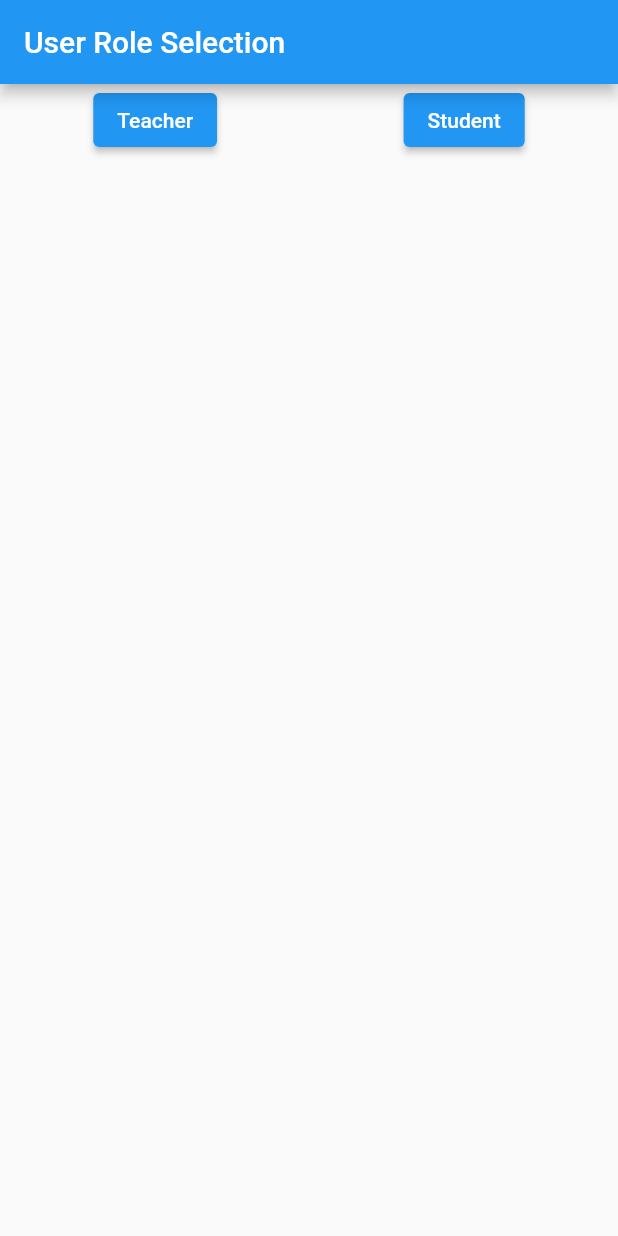
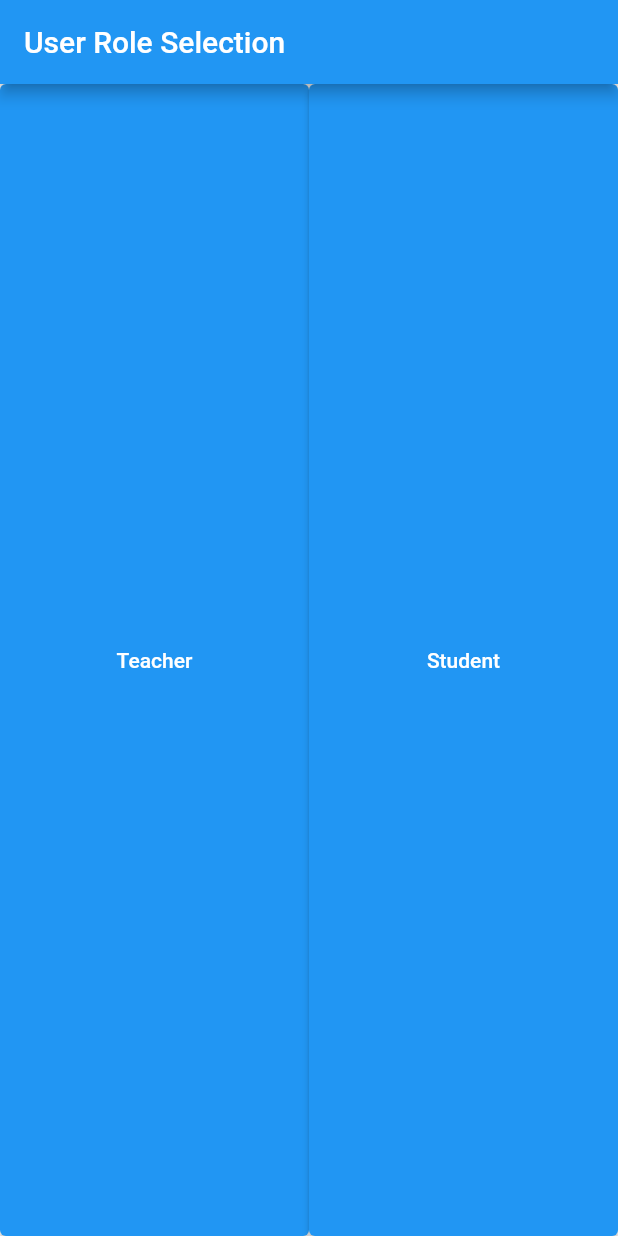
Before and after one commit to BadCodingGuy/final_year_project, a Flutter app: the screen it shows after launch, on a phone screen of 412 x 824 dp. Run offline on Flutter 3.47's test engine with Material 2 defaults, Android fonts, the light colour scheme and no system bars; our stand-ins replace cloud_firestore, firebase_auth, firebase_core, flutter_spinkit; accounts and stored records are empty.

```diff
--- a/lib/Screens/Home/role_selection.dart
+++ b/lib/Screens/Home/role_selection.dart
@@ -1,5 +1,6 @@
 import 'package:flutter/material.dart';
 import '../student_wrapper.dart';
+import '../teacher_stream.dart';
 import '../teacher_wrapper.dart';
 
 
--- a/lib/Screens/Home/student_home.dart
+++ b/lib/Screens/Home/student_home.dart
@@ -30,7 +30,7 @@ class StudentHome extends StatelessWidget {
         backgroundColor: Colors.brown[50],
         appBar: AppBar(
 
-          title: Text('Teacher Home Page'),
+          title: Text('Student Home Page'),
           backgroundColor: Colors.brown[400],
           elevation: 0.0,
           actions: <Widget>[
--- a/lib/Screens/main.dart
+++ b/lib/Screens/main.dart
@@ -1,3 +1,4 @@
+import 'package:final_year_project/Screens/student_wrapper.dart';
 import 'package:final_year_project/Screens/teacher_wrapper.dart';
 import 'package:firebase_auth/firebase_auth.dart';
 import 'package:firebase_core/firebase_core.dart';
@@ -6,8 +7,10 @@ import 'package:flutter/material.dart';
 import 'package:provider/provider.dart';
 
 import '../Models/teacher_user.dart';
+import '../Services/student_auth.dart';
 import '../Services/teacher_auth.dart';
 import 'Home/role_selection.dart';
+import 'Home/student_home.dart';
 
 void main() async {
   WidgetsFlutterBinding.ensureInitialized();
@@ -22,11 +25,20 @@ void main() async {
     );
   }
   await Firebase.initializeApp();
-  runApp(const MyApp());
+  runApp(MyApp());
 }
 
 class MyApp extends StatelessWidget {
-  const MyApp({Key? key});
+  @override
+  Widget build(BuildContext context) {
+    return MaterialApp(
+      title: 'Your App Title',
+      home: Sell(),
+    );
+  }
+}
+class CallT extends StatelessWidget {
+  const CallT({Key? key});
 
   @override
   Widget build(BuildContext context) {
@@ -35,9 +47,77 @@ class MyApp extends StatelessWidget {
       value: TeacherAuthService().user,
       initialData: null,
       child: MaterialApp(
-        home: RoleSelector(
-        ),
+        home: TeacherWrapper(),
       ),
     );
   }
 }
+
+class CallS extends StatelessWidget {
+  const CallS({Key? key});
+
+  @override
+  Widget build(BuildContext context) {
+    return StreamProvider.value(
+      catchError: (_, __) => null,
+      value: StudentAuthService().user,
+      initialData: null,
+      child: MaterialApp(
+        home: StudentWrapper(),
+      ),
+    );
+  }
+}
+
+class Sell extends StatefulWidget {
+  @override
+  _RoleSelectorState createState() => _RoleSelectorState();
+}
+
+class _RoleSelectorState extends State<Sell> {
+  String selectedUserRole = '';
+
+  void recordUserChoice(String role) {
+    setState(() {
+      selectedUserRole = role;
+    });
+  }
+
+  @override
+  Widget build(BuildContext context) {
+    return Scaffold(
+      appBar: AppBar(
+        title: Text('User Role Selection'),
+      ),
+      body: Row(
+        crossAxisAlignment: CrossAxisAlignment.stretch,
+        children: [
+          Expanded(
+            child: ElevatedButton(
+              onPressed: () {
+                recordUserChoice('Teacher');
+                Navigator.push(
+                  context,
+                  MaterialPageRoute(builder: (context) => CallT()),
+                );
+              },
+              child: Text('Teacher'),
+            ),
+          ),
+          Expanded(
+            child: ElevatedButton(
+              onPressed: () {
+                recordUserChoice('Student');
+                Navigator.push(
+                  context,
+                  MaterialPageRoute(builder: (context) => CallS()),
+                );
+              },
+              child: Text('Student'),
+            ),
+          ),
+        ],
+      ),
+    );
+  }
+}
--- a/lib/Screens/teacher_stream.dart
+++ b/lib/Screens/teacher_stream.dart
@@ -1,12 +1,14 @@
+import 'package:final_year_project/Screens/teacher_wrapper.dart';
 import 'package:flutter/cupertino.dart';
 import 'package:flutter/material.dart';
 import 'package:provider/provider.dart';
 
 import '../Services/teacher_auth.dart';
+import 'Home/role_selection.dart';
 import 'Home/teacher_home.dart';
 
-class TeachersStream extends StatelessWidget {
-  const TeachersStream({Key? key}) : super(key: key);
+class TeacherStream extends StatelessWidget {
+  const TeacherStream({Key? key}) : super(key: key);
 
   @override
   Widget build(BuildContext context) {
@@ -15,7 +17,7 @@ class TeachersStream extends StatelessWidget {
       value: TeacherAuthService().user,
       initialData: null,
       child: MaterialApp(
-        home: TeacherHome(
+        home: TeacherWrapper(
         ),
       ),
     );
```
Also changed, not shown: 1 other file.
